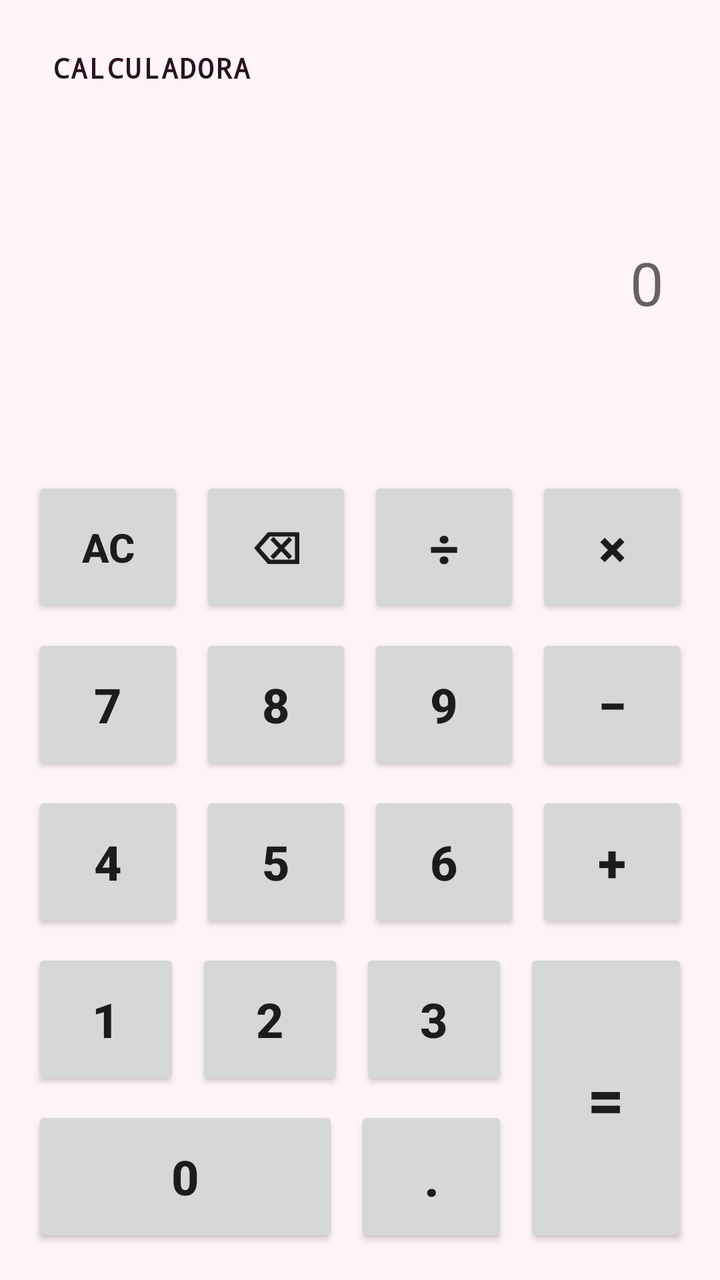
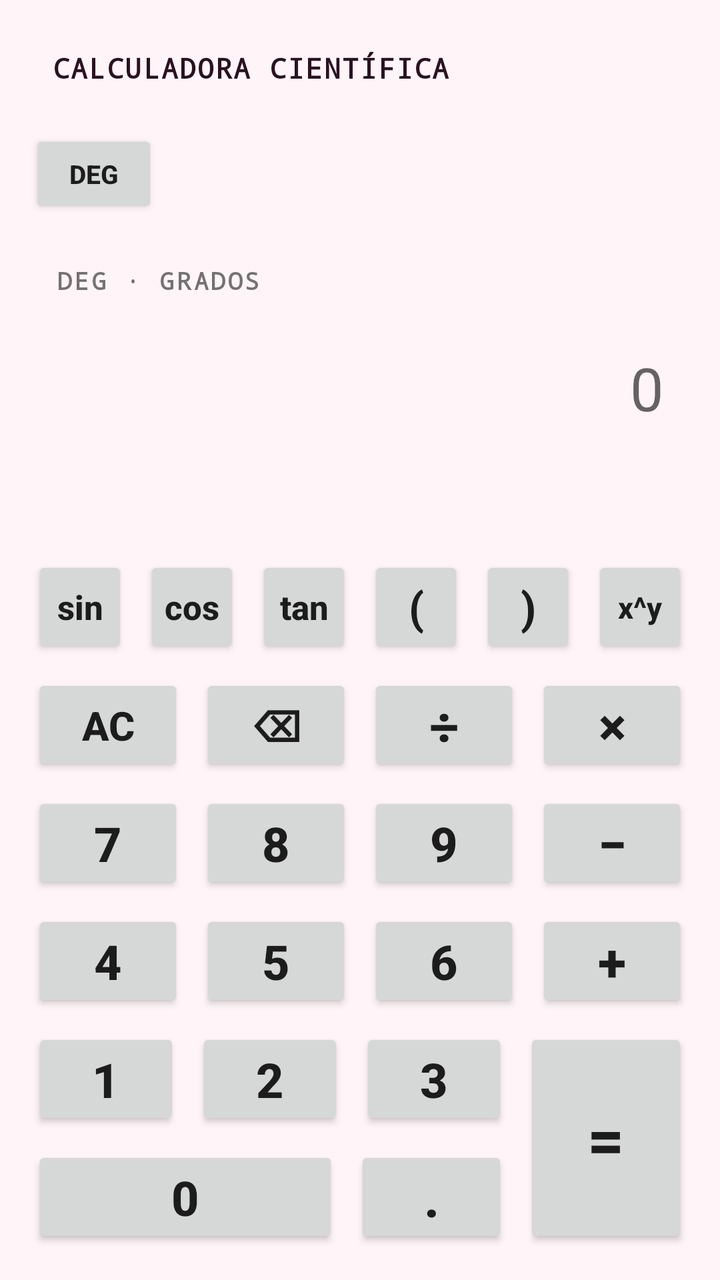

Two renders of the same Android screen: before a commit and after it. Below are the layout's source before the change and the commit's diff.
<!-- AndroidManifest.xml: activity theme Theme.Calculadoracientifica -->
<!-- res/layout/activity_main.xml -->
<?xml version="1.0" encoding="utf-8"?>
<FrameLayout xmlns:android="http://schemas.android.com/apk/res/android"
    xmlns:app="http://schemas.android.com/apk/res-auto"
    android:id="@+id/root"
    android:layout_width="match_parent"
    android:layout_height="match_parent"
    android:background="#FFF5F8">

    
    <View
        android:id="@+id/blobTop"
        android:layout_width="260dp"
        android:layout_height="260dp"
        android:layout_gravity="top|end"
        android:layout_marginTop="-90dp"
        android:layout_marginEnd="-80dp"
        android:importantForAccessibility="no" />

    <View
        android:id="@+id/blobBottom"
        android:layout_width="300dp"
        android:layout_height="300dp"
        android:layout_gravity="bottom|start"
        android:layout_marginStart="-120dp"
        android:layout_marginBottom="-100dp"
        android:importantForAccessibility="no" />

    
    <LinearLayout
        android:id="@+id/content"
        android:layout_width="match_parent"
        android:layout_height="match_parent"
        android:orientation="vertical"
        android:padding="12dp">

        
        <LinearLayout
            android:layout_width="match_parent"
            android:layout_height="wrap_content"
            android:orientation="vertical">

            
            <LinearLayout
                android:layout_width="match_parent"
                android:layout_height="wrap_content"
                android:gravity="center_vertical"
                android:orientation="horizontal">

                <androidx.appcompat.widget.AppCompatTextView
                    android:id="@+id/tvTitle"
                    android:layout_width="0dp"
                    android:layout_height="44dp"
                    android:layout_weight="1"
                    android:fontFamily="monospace"
                    android:gravity="center_vertical"
                    android:letterSpacing="0.05"
                    android:maxLines="1"
                    android:paddingStart="14dp"
                    android:paddingEnd="14dp"
                    android:text="CALCULADORA"
                    android:textColor="#2B1220"
                    android:textSize="14sp"
                    android:textStyle="bold"
                    app:autoSizeMaxTextSize="14sp"
                    app:autoSizeMinTextSize="10sp"
                    app:autoSizeStepGranularity="1sp"
                    app:autoSizeTextType="uniform" />

            </LinearLayout>

        </LinearLayout>

        
        <LinearLayout
            android:id="@+id/displayCard"
            android:layout_width="match_parent"
            android:layout_height="0dp"
            android:layout_marginTop="10dp"
            android:layout_weight="2.2"
            android:orientation="vertical"
            android:paddingStart="16dp"
            android:paddingTop="10dp"
            android:paddingEnd="16dp"
            android:paddingBottom="8dp">


            <androidx.appcompat.widget.AppCompatEditText
                android:id="@+id/etExpression"
                android:layout_width="match_parent"
                android:layout_height="0dp"
                android:layout_weight="1.2"
                android:background="@null"
                android:contentDescription="Expresión"
                android:cursorVisible="true"
                android:focusable="true"
                android:focusableInTouchMode="true"
                android:gravity="bottom|end"
                android:hint="0"
                android:imeOptions="flagNoExtractUi"
                android:importantForAutofill="no"
                android:inputType="textMultiLine|textNoSuggestions"
                android:padding="0dp"
                android:textSize="30sp" />

            <androidx.appcompat.widget.AppCompatTextView
                android:id="@+id/tvResult"
                android:layout_width="match_parent"
                android:layout_height="0dp"
                android:layout_weight="0.8"
                android:gravity="center_vertical|end"
                android:maxLines="1"
                android:textStyle="bold"
                app:autoSizeMaxTextSize="42sp"
                app:autoSizeMinTextSize="14sp"
                app:autoSizeStepGranularity="1sp"
                app:autoSizeTextType="uniform" />
        </LinearLayout>

        
        <LinearLayout
            android:id="@+id/keypad"
            android:layout_width="match_parent"
            android:layout_height="0dp"
            android:layout_marginTop="8dp"
            android:layout_weight="5.4"
            android:orientation="vertical">

            
            <LinearLayout
                android:layout_width="match_parent"
                android:layout_height="0dp"
                android:layout_weight="1"
                android:orientation="horizontal">

                <androidx.appcompat.widget.AppCompatButton
                    android:id="@+id/btnClear"
                    android:layout_width="0dp" android:layout_height="match_parent" android:layout_weight="1"
                    android:layout_margin="4dp" android:minWidth="0dp" android:minHeight="0dp" android:padding="0dp"
                    android:contentDescription="Borrar todo" android:text="AC" android:textAllCaps="false" android:textSize="20sp" android:textStyle="bold" />

                <androidx.appcompat.widget.AppCompatButton
                    android:id="@+id/btnBackspace"
                    android:layout_width="0dp" android:layout_height="match_parent" android:layout_weight="1"
                    android:layout_margin="4dp" android:minWidth="0dp" android:minHeight="0dp" android:padding="0dp"
                    android:contentDescription="Borrar último carácter" android:text="⌫" android:textAllCaps="false" android:textSize="22sp" android:textStyle="bold" />

                <androidx.appcompat.widget.AppCompatButton
                    android:id="@+id/btnDivide"
                    android:layout_width="0dp" android:layout_height="match_parent" android:layout_weight="1"
                    android:layout_margin="4dp" android:minWidth="0dp" android:minHeight="0dp" android:padding="0dp"
                    android:contentDescription="Dividir" android:text="÷" android:textAllCaps="false" android:textSize="26sp" android:textStyle="bold" />

                <androidx.appcompat.widget.AppCompatButton
                    android:id="@+id/btnMultiply"
                    android:layout_width="0dp" android:layout_height="match_parent" android:layout_weight="1"
                    android:layout_margin="4dp" android:minWidth="0dp" android:minHeight="0dp" android:padding="0dp"
                    android:contentDescription="Multiplicar" android:text="×" android:textAllCaps="false" android:textSize="26sp" android:textStyle="bold" />
            </LinearLayout>

            
            <LinearLayout
                android:layout_width="match_parent"
                android:layout_height="0dp"
                android:layout_weight="1"
                android:orientation="horizontal">

                <androidx.appcompat.widget.AppCompatButton
                    android:id="@+id/btn7"
                    android:layout_width="0dp" android:layout_height="match_parent" android:layout_weight="1"
                    android:layout_margin="4dp" android:minWidth="0dp" android:minHeight="0dp" android:padding="0dp"
                    android:text="7" android:textAllCaps="false" android:textSize="24sp" android:textStyle="bold" />

                <androidx.appcompat.widget.AppCompatButton
                    android:id="@+id/btn8"
                    android:layout_width="0dp" android:layout_height="match_parent" android:layout_weight="1"
                    android:layout_margin="4dp" android:minWidth="0dp" android:minHeight="0dp" android:padding="0dp"
                    android:text="8" android:textAllCaps="false" android:textSize="24sp" android:textStyle="bold" />

                <androidx.appcompat.widget.AppCompatButton
                    android:id="@+id/btn9"
                    android:layout_width="0dp" android:layout_height="match_parent" android:layout_weight="1"
                    android:layout_margin="4dp" android:minWidth="0dp" android:minHeight="0dp" android:padding="0dp"
                    android:text="9" android:textAllCaps="false" android:textSize="24sp" android:textStyle="bold" />

                <androidx.appcompat.widget.AppCompatButton
                    android:id="@+id/btnSubtract"
                    android:layout_width="0dp" android:layout_height="match_parent" android:layout_weight="1"
                    android:layout_margin="4dp" android:minWidth="0dp" android:minHeight="0dp" android:padding="0dp"
                    android:contentDescription="Restar" android:text="−" android:textAllCaps="false" android:textSize="26sp" android:textStyle="bold" />
            </LinearLayout>

            
            <LinearLayout
                android:layout_width="match_parent"
                android:layout_height="0dp"
                android:layout_weight="1"
                android:orientation="horizontal">

                <androidx.appcompat.widget.AppCompatButton
                    android:id="@+id/btn4"
                    android:layout_width="0dp" android:layout_height="match_parent" android:layout_weight="1"
                    android:layout_margin="4dp" android:minWidth="0dp" android:minHeight="0dp" android:padding="0dp"
                    android:text="4" android:textAllCaps="false" android:textSize="24sp" android:textStyle="bold" />

                <androidx.appcompat.widget.AppCompatButton
                    android:id="@+id/btn5"
                    android:layout_width="0dp" android:layout_height="match_parent" android:layout_weight="1"
                    android:layout_margin="4dp" android:minWidth="0dp" android:minHeight="0dp" android:padding="0dp"
                    android:text="5" android:textAllCaps="false" android:textSize="24sp" android:textStyle="bold" />

                <androidx.appcompat.widget.AppCompatButton
                    android:id="@+id/btn6"
                    android:layout_width="0dp" android:layout_height="match_parent" android:layout_weight="1"
                    android:layout_margin="4dp" android:minWidth="0dp" android:minHeight="0dp" android:padding="0dp"
                    android:text="6" android:textAllCaps="false" android:textSize="24sp" android:textStyle="bold" />

                <androidx.appcompat.widget.AppCompatButton
                    android:id="@+id/btnAdd"
                    android:layout_width="0dp" android:layout_height="match_parent" android:layout_weight="1"
                    android:layout_margin="4dp" android:minWidth="0dp" android:minHeight="0dp" android:padding="0dp"
                    android:contentDescription="Sumar" android:text="+" android:textAllCaps="false" android:textSize="26sp" android:textStyle="bold" />
            </LinearLayout>

            
            <LinearLayout
                android:layout_width="match_parent"
                android:layout_height="0dp"
                android:layout_weight="2"
                android:orientation="horizontal">

                <LinearLayout
                    android:layout_width="0dp"
                    android:layout_height="match_parent"
                    android:layout_weight="3"
                    android:orientation="vertical">

                    <LinearLayout
                        android:layout_width="match_parent"
                        android:layout_height="0dp"
                        android:layout_weight="1"
                        android:orientation="horizontal">

                        <androidx.appcompat.widget.AppCompatButton
                            android:id="@+id/btn1"
                            android:layout_width="0dp" android:layout_height="match_parent" android:layout_weight="1"
                            android:layout_margin="4dp" android:minWidth="0dp" android:minHeight="0dp" android:padding="0dp"
                            android:text="1" android:textAllCaps="false" android:textSize="24sp" android:textStyle="bold" />

                        <androidx.appcompat.widget.AppCompatButton
                            android:id="@+id/btn2"
                            android:layout_width="0dp" android:layout_height="match_parent" android:layout_weight="1"
                            android:layout_margin="4dp" android:minWidth="0dp" android:minHeight="0dp" android:padding="0dp"
                            android:text="2" android:textAllCaps="false" android:textSize="24sp" android:textStyle="bold" />

                        <androidx.appcompat.widget.AppCompatButton
                            android:id="@+id/btn3"
                            android:layout_width="0dp" android:layout_height="match_parent" android:layout_weight="1"
                            android:layout_margin="4dp" android:minWidth="0dp" android:minHeight="0dp" android:padding="0dp"
                            android:text="3" android:textAllCaps="false" android:textSize="24sp" android:textStyle="bold" />
                    </LinearLayout>

                    <LinearLayout
                        android:layout_width="match_parent"
                        android:layout_height="0dp"
                        android:layout_weight="1"
                        android:orientation="horizontal">

                        <androidx.appcompat.widget.AppCompatButton
                            android:id="@+id/btn0"
                            android:layout_width="0dp" android:layout_height="match_parent" android:layout_weight="2"
                            android:layout_margin="4dp" android:minWidth="0dp" android:minHeight="0dp" android:padding="0dp"
                            android:text="0" android:textAllCaps="false" android:textSize="24sp" android:textStyle="bold" />

                        <androidx.appcompat.widget.AppCompatButton
                            android:id="@+id/btnDot"
                            android:layout_width="0dp" android:layout_height="match_parent" android:layout_weight="1"
                            android:layout_margin="4dp" android:minWidth="0dp" android:minHeight="0dp" android:padding="0dp"
                            android:contentDescription="Punto decimal" android:text="." android:textAllCaps="false" android:textSize="26sp" android:textStyle="bold" />
                    </LinearLayout>
                </LinearLayout>

                <androidx.appcompat.widget.AppCompatButton
                    android:id="@+id/btnEquals"
                    android:layout_width="0dp" android:layout_height="match_parent" android:layout_weight="1"
                    android:layout_margin="4dp" android:minWidth="0dp" android:minHeight="0dp" android:padding="0dp"
                    android:contentDescription="Igual" android:text="=" android:textAllCaps="false" android:textSize="32sp" android:textStyle="bold" />
            </LinearLayout>
        </LinearLayout>
    </LinearLayout>

</FrameLayout>
<!-- resources referenced by this layout -->
<resources>
  <style name="Theme.Calculadoracientifica" parent="Theme.AppCompat.DayNight.NoActionBar" />
</resources>

<!-- the commit's change to res/layout/activity_main.xml (unified diff, before → after) -->
@@ -57,7 +57,7 @@
                     android:maxLines="1"
                     android:paddingStart="14dp"
                     android:paddingEnd="14dp"
-                    android:text="CALCULADORA"
+                    android:text="CALCULADORA CIENTÍFICA"
                     android:textColor="#2B1220"
                     android:textSize="14sp"
                     android:textStyle="bold"
@@ -68,6 +68,28 @@
 
             </LinearLayout>
 
+            
+            <LinearLayout
+                android:layout_width="match_parent"
+                android:layout_height="wrap_content"
+                android:layout_marginTop="6dp"
+                android:gravity="center_vertical"
+                android:orientation="horizontal">
+
+                <androidx.appcompat.widget.AppCompatButton
+                    android:id="@+id/btnAngle"
+                    android:layout_width="64dp"
+                    android:layout_height="44dp"
+                    android:layout_margin="3dp"
+                    android:contentDescription="Cambiar entre grados y radianes"
+                    android:minWidth="0dp"
+                    android:minHeight="0dp"
+                    android:padding="0dp"
+                    android:text="DEG"
+                    android:textAllCaps="false"
+                    android:textSize="13sp"
+                    android:textStyle="bold" />
+            </LinearLayout>
         </LinearLayout>
 
         
@@ -83,6 +105,15 @@
             android:paddingEnd="16dp"
             android:paddingBottom="8dp">
 
+            <TextView
+                android:id="@+id/tvAngleMode"
+                android:layout_width="wrap_content"
+                android:layout_height="wrap_content"
+                android:fontFamily="monospace"
+                android:letterSpacing="0.1"
+                android:text="DEG · GRADOS"
+                android:textSize="12sp"
+                android:textStyle="bold" />
 
             <androidx.appcompat.widget.AppCompatEditText
                 android:id="@+id/etExpression"
@@ -133,6 +164,50 @@
                 android:orientation="horizontal">
 
                 <androidx.appcompat.widget.AppCompatButton
+                    android:id="@+id/btnSin"
+                    android:layout_width="0dp" android:layout_height="match_parent" android:layout_weight="1"
+                    android:layout_margin="4dp" android:minWidth="0dp" android:minHeight="0dp" android:padding="0dp"
+                    android:contentDescription="Seno" android:text="sin" android:textAllCaps="false" android:textSize="17sp" android:textStyle="bold" />
+
+                <androidx.appcompat.widget.AppCompatButton
+                    android:id="@+id/btnCos"
+                    android:layout_width="0dp" android:layout_height="match_parent" android:layout_weight="1"
+                    android:layout_margin="4dp" android:minWidth="0dp" android:minHeight="0dp" android:padding="0dp"
+                    android:contentDescription="Coseno" android:text="cos" android:textAllCaps="false" android:textSize="17sp" android:textStyle="bold" />
+
+                <androidx.appcompat.widget.AppCompatButton
+                    android:id="@+id/btnTan"
+                    android:layout_width="0dp" android:layout_height="match_parent" android:layout_weight="1"
+                    android:layout_margin="4dp" android:minWidth="0dp" android:minHeight="0dp" android:padding="0dp"
+                    android:contentDescription="Tangente" android:text="tan" android:textAllCaps="false" android:textSize="17sp" android:textStyle="bold" />
+
+                <androidx.appcompat.widget.AppCompatButton
+                    android:id="@+id/btnOpen"
+                    android:layout_width="0dp" android:layout_height="match_parent" android:layout_weight="1"
+                    android:layout_margin="4dp" android:minWidth="0dp" android:minHeight="0dp" android:padding="0dp"
+                    android:contentDescription="Abrir paréntesis" android:text="(" android:textAllCaps="false" android:textSize="22sp" android:textStyle="bold" />
+
+                <androidx.appcompat.widget.AppCompatButton
+                    android:id="@+id/btnClose"
+                    android:layout_width="0dp" android:layout_height="match_parent" android:layout_weight="1"
+                    android:layout_margin="4dp" android:minWidth="0dp" android:minHeight="0dp" android:padding="0dp"
+                    android:contentDescription="Cerrar paréntesis" android:text=")" android:textAllCaps="false" android:textSize="22sp" android:textStyle="bold" />
+
+                <androidx.appcompat.widget.AppCompatButton
+                    android:id="@+id/btnPow"
+                    android:layout_width="0dp" android:layout_height="match_parent" android:layout_weight="1"
+                    android:layout_margin="4dp" android:minWidth="0dp" android:minHeight="0dp" android:padding="0dp"
+                    android:contentDescription="Potencia, x elevado a y" android:text="x^y" android:textAllCaps="false" android:textSize="15sp" android:textStyle="bold" />
+            </LinearLayout>
+
+            
+            <LinearLayout
+                android:layout_width="match_parent"
+                android:layout_height="0dp"
+                android:layout_weight="1"
+                android:orientation="horizontal">
+
+                <androidx.appcompat.widget.AppCompatButton
                     android:id="@+id/btnClear"
                     android:layout_width="0dp" android:layout_height="match_parent" android:layout_weight="1"
                     android:layout_margin="4dp" android:minWidth="0dp" android:minHeight="0dp" android:padding="0dp"
